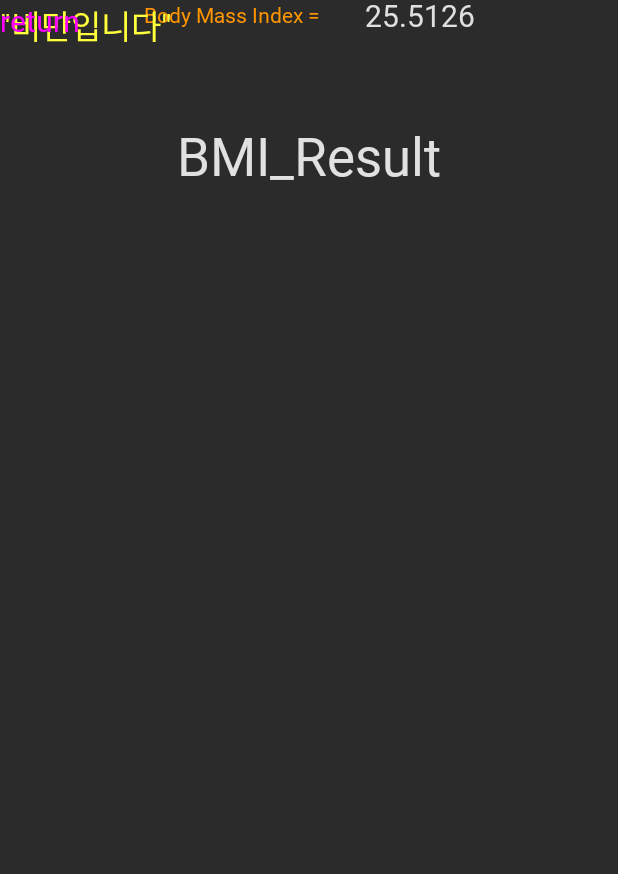
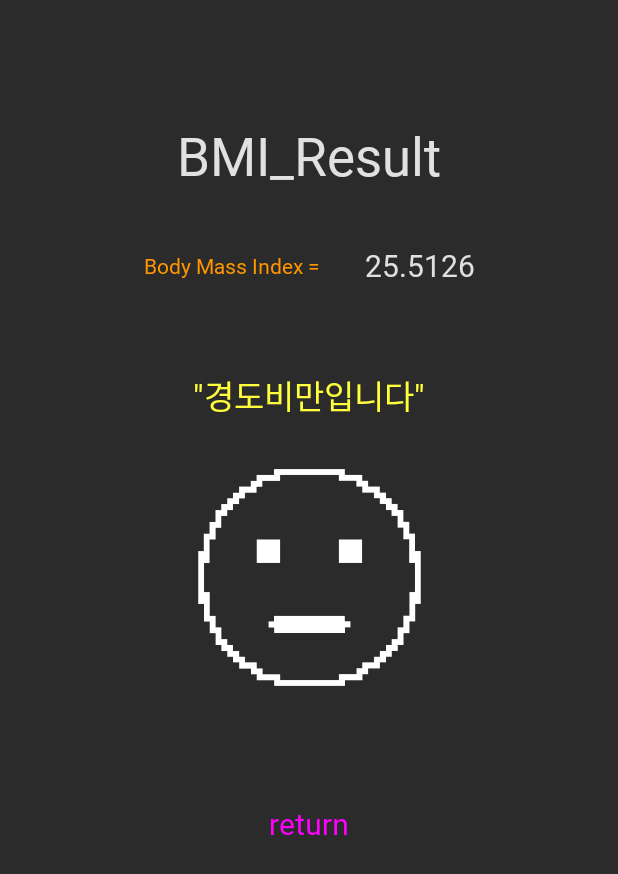
Before and after one commit to Bongpal-dev/BMI_caculator, an Android app: the ResultActivity screen opened directly, with no data from a screen before it, on a phone screen of 412 x 824 dp. Shown: the top 874 px of the screen. Run offline under Robolectric (Android 15) with nearby library versions, the light colour scheme and no system bars.

Commit message:
main complete

```diff
--- a/app/src/main/res/layout/activity_result.xml
+++ b/app/src/main/res/layout/activity_result.xml
@@ -8,7 +8,7 @@
     tools:context=".ResultActivity">
 
     <TextView
-        android:id="@+id/textView5"
+        android:id="@+id/tv_title"
         android:layout_width="wrap_content"
         android:layout_height="wrap_content"
         android:layout_marginTop="80dp"
@@ -25,47 +25,56 @@
         android:id="@+id/textView6"
         android:layout_width="wrap_content"
         android:layout_height="wrap_content"
+        android:layout_marginTop="40dp"
         android:fontFamily="@font/d2coding"
         android:text="Body Mass Index ="
         android:textColor="#FF9600"
-        app:layout_constraintEnd_toStartOf="@+id/textView9"
+        app:layout_constraintEnd_toStartOf="@+id/tv_resValue"
         app:layout_constraintHorizontal_bias="0.5"
         app:layout_constraintHorizontal_chainStyle="packed"
         app:layout_constraintStart_toStartOf="parent"
-        tools:layout_editor_absoluteY="159dp" />
+        app:layout_constraintTop_toBottomOf="@+id/tv_title" />
 
     <TextView
-        android:id="@+id/textView7"
+        android:id="@+id/tv_resText"
         android:layout_width="wrap_content"
         android:layout_height="wrap_content"
+        android:layout_marginTop="60dp"
         android:fontFamily="@font/d2coding"
-        android:text="&quot;비만입니다&quot;"
+        android:text="&quot;경도비만입니다&quot;"
         android:textColor="#FFFF3B"
         android:textSize="22sp"
-        tools:layout_editor_absoluteX="131dp"
-        tools:layout_editor_absoluteY="206dp" />
+        app:layout_constraintEnd_toEndOf="parent"
+        app:layout_constraintStart_toStartOf="parent"
+        app:layout_constraintTop_toBottomOf="@+id/textView6" />
 
     <TextView
-        android:id="@+id/textView8"
+        android:id="@+id/btn_back"
         android:layout_width="wrap_content"
         android:layout_height="wrap_content"
+        android:layout_marginTop="60dp"
         android:fontFamily="@font/d2coding"
         android:text="return"
+        android:paddingVertical="15dp"
+        android:paddingHorizontal="30dp"
         android:textColor="#FF00FF"
         android:textSize="20sp"
-        tools:layout_editor_absoluteX="154dp"
-        tools:layout_editor_absoluteY="549dp" />
+        app:layout_constraintEnd_toEndOf="parent"
+        app:layout_constraintStart_toStartOf="parent"
+        app:layout_constraintTop_toBottomOf="@+id/iv_resImage" />
 
     <ImageView
-        android:id="@+id/imageView"
-        android:layout_width="wrap_content"
-        android:layout_height="wrap_content"
-        tools:layout_editor_absoluteX="131dp"
-        tools:layout_editor_absoluteY="290dp"
-        tools:srcCompat="@tools:sample/avatars" />
+        android:id="@+id/iv_resImage"
+        android:layout_width="150dp"
+        android:layout_height="150dp"
+        android:layout_marginTop="30dp"
+        android:src="@drawable/lv_1"
+        app:layout_constraintEnd_toEndOf="parent"
+        app:layout_constraintStart_toStartOf="parent"
+        app:layout_constraintTop_toBottomOf="@+id/tv_resText" />
 
     <TextView
-        android:id="@+id/textView9"
+        android:id="@+id/tv_resValue"
         android:layout_width="wrap_content"
         android:layout_height="wrap_content"
         android:layout_marginStart="30dp"
```
Also changed, not shown: app/src/main/java/com/bongpal/bmi_calculator/MainActivity.kt (+57 -0 lines), app/src/main/res/layout/activity_main.xml (+19 -18 lines), app/src/main/res/drawable/lv_1.png (added), app/src/main/res/drawable/lv_2.png (added), app/src/main/res/drawable/lv_3.png (added), app/src/main/res/drawable/lv_4.png (added), app/src/main/res/drawable/lv_5.png (added).
